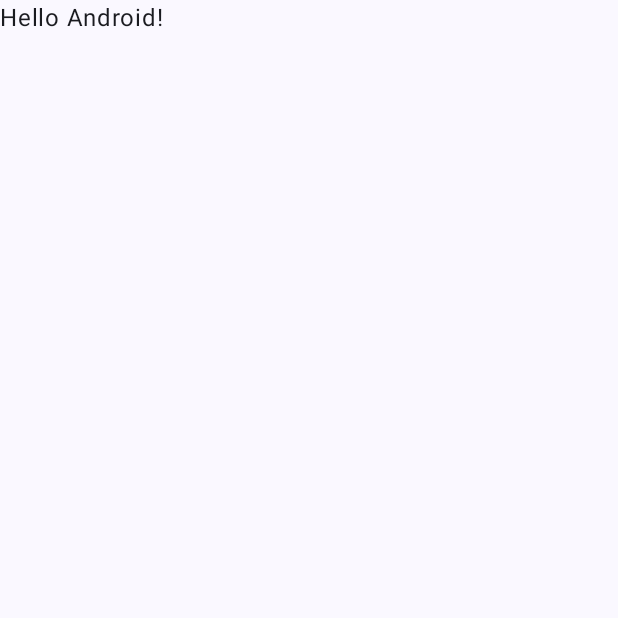
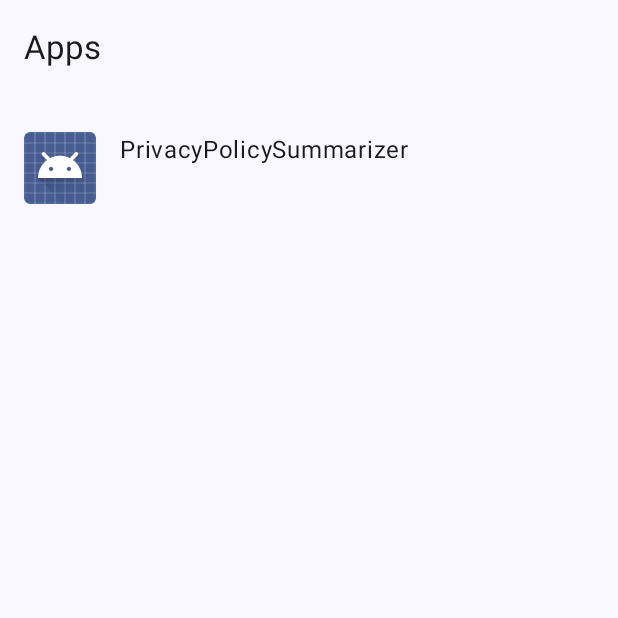
Before and after one commit to sparwan1/PrivacyPolicySummarizer, an Android app built with Jetpack Compose: the screen it shows after launch (MainActivity), on a phone screen of 412 x 824 dp, the top half of it. Before the commit the part shown is almost empty. Run offline under Robolectric (Android 15) with nearby library versions, the phone set to English and light mode, and no system bars.

Commit message:
Displaying list of Installed Apps on the mobile dynamically

```diff
--- a/app/build.gradle.kts
+++ b/app/build.gradle.kts
@@ -49,6 +49,8 @@ dependencies {
     implementation(libs.androidx.ui.graphics)
     implementation(libs.androidx.ui.tooling.preview)
     implementation(libs.androidx.material3)
+    implementation(libs.lifecycle.viewmodel.ktx)
+    implementation(libs.lifecycle.viewmodel.compose)
     testImplementation(libs.junit)
     androidTestImplementation(libs.androidx.junit)
     androidTestImplementation(libs.androidx.espresso.core)
--- a/app/src/main/AndroidManifest.xml
+++ b/app/src/main/AndroidManifest.xml
@@ -1,6 +1,14 @@
 <?xml version="1.0" encoding="utf-8"?>
 <manifest xmlns:android="http://schemas.android.com/apk/res/android"
-    xmlns:tools="http://schemas.android.com/tools">
+    xmlns:tools="http://schemas.android.com/tools"
+    package="com.example.privacypolicysummarizer">
+
+    <queries>
+        <intent>
+            <action android:name="android.intent.action.MAIN" />
+            <category android:name="android.intent.category.LAUNCHER" />
+        </intent>
+    </queries>
 
     <application
         android:allowBackup="true"
@@ -12,6 +20,7 @@
         android:supportsRtl="true"
         android:theme="@style/Theme.PrivacyPolicySummarizer"
         tools:targetApi="31">
+
         <activity
             android:name=".MainActivity"
             android:exported="true"
@@ -19,10 +28,10 @@
             android:theme="@style/Theme.PrivacyPolicySummarizer">
             <intent-filter>
                 <action android:name="android.intent.action.MAIN" />
-
                 <category android:name="android.intent.category.LAUNCHER" />
             </intent-filter>
         </activity>
+
     </application>
 
 </manifest>
--- /dev/null
+++ b/app/src/main/java/com/example/privacypolicysummarizer/AppChangeReceiver.kt
@@ -0,0 +1,14 @@
+package com.example.privacypolicysummarizer
+
+import android.content.BroadcastReceiver
+import android.content.Context
+import android.content.Intent
+
+class AppChangeReceiver(private val onAppChanged: () -> Unit) : BroadcastReceiver() {
+    override fun onReceive(context: Context?, intent: Intent?) {
+        val action = intent?.action
+        if (action == Intent.ACTION_PACKAGE_ADDED || action == Intent.ACTION_PACKAGE_REMOVED) {
+            onAppChanged()
+        }
+    }
+}
--- /dev/null
+++ b/app/src/main/java/com/example/privacypolicysummarizer/InstalledAppsViewModel.kt
@@ -0,0 +1,43 @@
+package com.example.privacypolicysummarizer
+
+import android.content.Intent
+import android.app.Application
+import android.content.pm.ApplicationInfo
+import android.content.pm.PackageManager
+import androidx.lifecycle.AndroidViewModel
+import androidx.lifecycle.viewModelScope
+import kotlinx.coroutines.flow.MutableStateFlow
+import kotlinx.coroutines.flow.asStateFlow
+import kotlinx.coroutines.launch
+
+
+
+class InstalledAppsViewModel(application: Application) : AndroidViewModel(application) {
+
+    private val _appsList = MutableStateFlow<List<ApplicationInfo>>(emptyList())
+    val appsList = _appsList.asStateFlow()
+
+    private val packageManager: PackageManager = application.packageManager
+
+    fun loadInstalledApps() {
+        viewModelScope.launch {
+            val intent = Intent(Intent.ACTION_MAIN).apply {
+                addCategory(Intent.CATEGORY_LAUNCHER)
+            }
+
+            val resolvedActivities = packageManager.queryIntentActivities(intent, 0)
+
+            val userApps = resolvedActivities.map { it.activityInfo.applicationInfo }
+                .filter { app ->
+                    val isSystemApp = (app.flags and ApplicationInfo.FLAG_SYSTEM) != 0
+                    val label = app.loadLabel(packageManager).toString()
+                    !isSystemApp && label.isNotBlank()
+                }
+                .distinctBy { it.packageName }
+                .sortedBy { it.loadLabel(packageManager).toString() }
+
+            _appsList.value = userApps
+        }
+    }
+
+}
--- a/app/src/main/java/com/example/privacypolicysummarizer/MainActivity.kt
+++ b/app/src/main/java/com/example/privacypolicysummarizer/MainActivity.kt
@@ -1,47 +1,124 @@
 package com.example.privacypolicysummarizer
 
+import android.content.BroadcastReceiver
+import android.content.Context
+import android.content.Intent
+import android.content.IntentFilter
+import android.graphics.Bitmap
+import android.graphics.Canvas
+import android.graphics.drawable.BitmapDrawable
+import android.graphics.drawable.Drawable
 import android.os.Bundle
 import androidx.activity.ComponentActivity
 import androidx.activity.compose.setContent
-import androidx.activity.enableEdgeToEdge
-import androidx.compose.foundation.layout.fillMaxSize
-import androidx.compose.foundation.layout.padding
-import androidx.compose.material3.Scaffold
-import androidx.compose.material3.Text
-import androidx.compose.runtime.Composable
+import androidx.compose.foundation.Image
+import androidx.compose.foundation.layout.*
+import androidx.compose.foundation.lazy.LazyColumn
+import androidx.compose.foundation.lazy.items
+import androidx.compose.material3.*
+import androidx.compose.runtime.*
 import androidx.compose.ui.Modifier
-import androidx.compose.ui.tooling.preview.Preview
+import androidx.compose.ui.graphics.asImageBitmap
+import androidx.compose.ui.platform.LocalContext
+import androidx.compose.ui.unit.dp
 import com.example.privacypolicysummarizer.ui.theme.PrivacyPolicySummarizerTheme
+import androidx.core.graphics.createBitmap
 
 class MainActivity : ComponentActivity() {
+
+    private var appChangeReceiver: AppChangeReceiver? = null
+
     override fun onCreate(savedInstanceState: Bundle?) {
         super.onCreate(savedInstanceState)
-        enableEdgeToEdge()
+
+        val viewModel = InstalledAppsViewModel(application)
+
+        appChangeReceiver = AppChangeReceiver {
+            viewModel.loadInstalledApps()
+        }
+
+        val intentFilter = IntentFilter().apply {
+            addAction(Intent.ACTION_PACKAGE_ADDED)
+            addAction(Intent.ACTION_PACKAGE_REMOVED)
+            addDataScheme("package")
+        }
+
+        registerReceiver(appChangeReceiver, intentFilter)
+
         setContent {
             PrivacyPolicySummarizerTheme {
-                Scaffold(modifier = Modifier.fillMaxSize()) { innerPadding ->
-                    Greeting(
-                        name = "Android",
-                        modifier = Modifier.padding(innerPadding)
+                AppListScreen(viewModel)
+            }
+        }
+    }
+
+    override fun onDestroy() {
+        super.onDestroy()
+        unregisterReceiver(appChangeReceiver)
+    }
+
+    class AppChangeReceiver(private val onAppChanged: () -> Unit) : BroadcastReceiver() {
+        override fun onReceive(context: Context?, intent: Intent?) {
+            val action = intent?.action
+            if (action == Intent.ACTION_PACKAGE_ADDED || action == Intent.ACTION_PACKAGE_REMOVED) {
+                onAppChanged()
+            }
+        }
+    }
+}
+
+@OptIn(ExperimentalMaterial3Api::class)
+@Composable
+fun AppListScreen(viewModel: InstalledAppsViewModel) {
+    val context = LocalContext.current
+    val apps by viewModel.appsList.collectAsState()
+
+    LaunchedEffect(Unit) {
+        viewModel.loadInstalledApps()
+    }
+
+    Scaffold(
+        topBar = {
+            TopAppBar(title = { Text("Apps") })
+        }
+    ) { paddingValues ->
+        LazyColumn(
+            modifier = Modifier
+                .padding(paddingValues)
+                .padding(16.dp)
+        ) {
+            items(apps) { app ->
+                Row(
+                    modifier = Modifier
+                        .fillMaxWidth()
+                        .padding(vertical = 8.dp)
+                ) {
+                    val icon = app.loadIcon(context.packageManager)
+                    val bitmap = icon.toBitmapSafely()
+
+                    Image(
+                        bitmap = bitmap.asImageBitmap(),
+                        contentDescription = null,
+                        modifier = Modifier.size(48.dp)
                     )
+                    Spacer(modifier = Modifier.width(16.dp))
+                    Column {
+                        Text(app.loadLabel(context.packageManager).toString())
+                    }
                 }
             }
         }
     }
 }
 
-@Composable
-fun Greeting(name: String, modifier: Modifier = Modifier) {
-    Text(
-        text = "Hello $name!",
-        modifier = modifier
-    )
-}
-
-@Preview(showBackground = true)
-@Composable
-fun GreetingPreview() {
-    PrivacyPolicySummarizerTheme {
-        Greeting("Android")
+fun Drawable.toBitmapSafely(): Bitmap {
+    return if (this is BitmapDrawable) {
+        this.bitmap
+    } else {
+        createBitmap(this.intrinsicWidth.coerceAtLeast(1), this.intrinsicHeight.coerceAtLeast(1)).also { bitmap ->
+            val canvas = Canvas(bitmap)
+            this.setBounds(0, 0, canvas.width, canvas.height)
+            this.draw(canvas)
+        }
     }
 }
--- a/gradle/libs.versions.toml
+++ b/gradle/libs.versions.toml
@@ -24,6 +24,9 @@ androidx-ui-tooling-preview = { group = "androidx.compose.ui", name = "ui-toolin
 androidx-ui-test-manifest = { group = "androidx.compose.ui", name = "ui-test-manifest" }
 androidx-ui-test-junit4 = { group = "androidx.compose.ui", name = "ui-test-junit4" }
 androidx-material3 = { group = "androidx.compose.material3", name = "material3" }
+lifecycle-viewmodel-compose = { group = "androidx.lifecycle", name = "lifecycle-viewmodel-compose", version = "2.8.7" }
+lifecycle-viewmodel-ktx = { group = "androidx.lifecycle", name = "lifecycle-viewmodel-ktx", version = "2.8.7" }
+
 
 [plugins]
 android-application = { id = "com.android.application", version.ref = "agp" }
```
